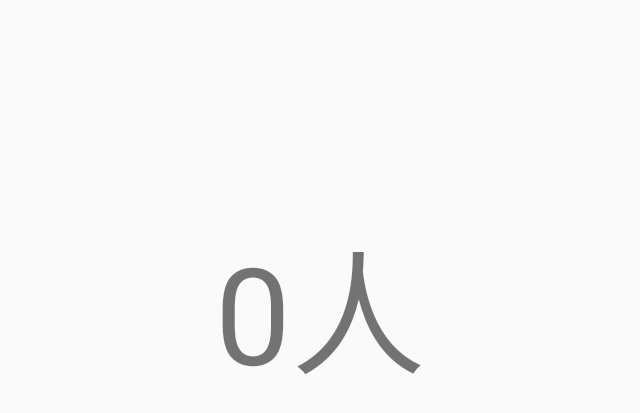
After one commit to uzuraegg/android_Voting, an Android app: the ResultActivity screen opened directly, with no data from a screen before it, on a phone screen of 824 x 412 dp (held sideways). The commit adds this screen. Shown: the top 413 px of the screen, without its empty margins (297-937 px from the left). Run offline under Robolectric (Android 15) with nearby library versions, the phone set to English and light mode, and no system bars.

Commit message:
add toolbar and result activity

```diff
--- /dev/null
+++ b/app/src/main/java/com/diesen/voting/ResultActivity.java
@@ -0,0 +1,50 @@
+package com.diesen.voting;
+
+import android.app.Activity;
+import android.content.Intent;
+import android.os.Bundle;
+import android.support.v7.app.AppCompatActivity;
+import android.text.Layout;
+import android.util.Log;
+import android.view.View;
+import android.view.View.OnClickListener;
+import android.widget.TextView;
+
+
+public class ResultActivity extends AppCompatActivity implements View.OnClickListener{
+
+    private View layout;
+    private TextView view_result;
+    private TextView view_question;
+    private Intent it;
+
+    private int num_yes;
+    private String txt_question;
+
+    public void onCreate(Bundle savedInstanceState){
+        super.onCreate(savedInstanceState);
+        setContentView(R.layout.activity_result);
+
+        Log.v("DEBUG","test2");
+
+        it = getIntent();
+        num_yes = it.getIntExtra("yes_count", 0);
+        txt_question = it.getStringExtra("question");
+
+        layout = findViewById(R.id.layout_result);
+        layout.setOnClickListener(this);
+
+        view_question = findViewById(R.id.textQuestion);
+        view_question.setText(txt_question);
+
+        view_result = findViewById(R.id.textResult);
+        view_result.setText(String.format(getString(R.string.txt_result),num_yes));
+    }
+
+
+    @Override
+    public void onClick(View v) {
+        Log.v("DEBUG","test");
+        finish();
+    }
+}
--- /dev/null
+++ b/app/src/main/res/layout/activity_result.xml
@@ -0,0 +1,52 @@
+<?xml version="1.0" encoding="utf-8"?>
+<android.support.constraint.ConstraintLayout xmlns:android="http://schemas.android.com/apk/res/android"
+    xmlns:app="http://schemas.android.com/apk/res-auto"
+    xmlns:tools="http://schemas.android.com/tools"
+    android:layout_width="match_parent"
+    android:layout_height="match_parent"
+    android:padding="@dimen/activity_margin"
+    tools:context="com.diesen.voting.ResultActivity"
+    tools:layout_editor_absoluteY="73dp">
+
+
+    <RelativeLayout
+        android:id="@+id/layout_result"
+        android:layout_width="match_parent"
+        android:layout_height="match_parent"
+        android:layout_marginBottom="8dp"
+        android:layout_marginEnd="8dp"
+        android:layout_marginStart="8dp"
+        android:layout_marginTop="8dp"
+        app:layout_constraintBottom_toBottomOf="parent"
+        app:layout_constraintEnd_toEndOf="parent"
+        app:layout_constraintStart_toStartOf="parent"
+        app:layout_constraintTop_toTopOf="parent">
+
+        <TextView
+            android:id="@+id/textQuestion"
+            android:layout_width="wrap_content"
+            android:layout_height="wrap_content"
+            android:layout_alignParentTop="true"
+            android:layout_centerHorizontal="true"
+            android:gravity="center"
+            android:text="TextView"
+            android:textAlignment="center"
+            android:textSize="36sp"
+            tools:layout_editor_absoluteX="32dp"
+            tools:layout_editor_absoluteY="54dp" />
+
+        <TextView
+            android:id="@+id/textResult"
+            android:layout_width="wrap_content"
+            android:layout_height="wrap_content"
+            android:layout_centerInParent="true"
+            android:gravity="center"
+            android:text="@string/txt_result"
+            android:textSize="90sp"
+            tools:layout_editor_absoluteX="222dp"
+            tools:layout_editor_absoluteY="104dp" />
+
+    </RelativeLayout>
+
+
+</android.support.constraint.ConstraintLayout>
--- a/app/src/main/res/values/dimen.xml
+++ b/app/src/main/res/values/dimen.xml
@@ -1,3 +1,3 @@
 <resources>
-    <dimen name="activity_margin">32dp</dimen>
+    <dimen name="activity_margin">16dp</dimen>
 </resources>
--- a/app/src/main/res/values/strings.xml
+++ b/app/src/main/res/values/strings.xml
@@ -5,4 +5,5 @@
     <string name="No">No</string>
     <string name="Reset">リセット</string>
     <string name="result_announce">結果発表</string>
+    <string name="txt_result">%d人</string>
 </resources>
```
Also changed, not shown: app/src/main/AndroidManifest.xml (+8 -1 lines), app/src/main/java/com/diesen/voting/MainActivity.java (+15 -3 lines), app/src/main/res/layout/activity_main.xml (+34 -15 lines).
